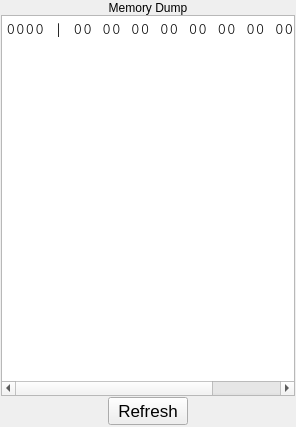
The window that memorydumppane.ui (WarlockD/pep8-1) describes before a commit, drawn with Qt 5.
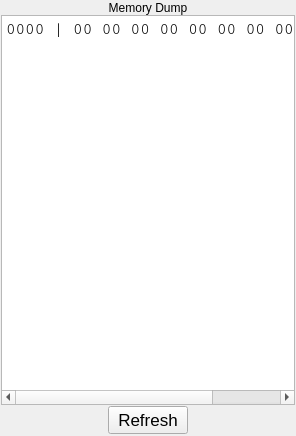
The same window after the commit.

Commit message: Forgot to add a file. Oops.

```diff
--- a/memorydumppane.ui
+++ b/memorydumppane.ui
@@ -7,12 +7,12 @@
     <x>0</x>
     <y>0</y>
     <width>296</width>
-    <height>427</height>
+    <height>436</height>
    </rect>
   </property>
   <property name="sizePolicy">
-   <sizepolicy hsizetype="Preferred" vsizetype="Preferred">
-    <horstretch>0</horstretch>
+   <sizepolicy hsizetype="Maximum" vsizetype="Preferred">
+    <horstretch>50</horstretch>
     <verstretch>0</verstretch>
    </sizepolicy>
   </property>
@@ -125,6 +125,12 @@
      </item>
      <item>
       <widget class="QTextEdit" name="pepMemoryDumpTextEdit">
+       <property name="sizePolicy">
+        <sizepolicy hsizetype="Expanding" vsizetype="Expanding">
+         <horstretch>0</horstretch>
+         <verstretch>0</verstretch>
+        </sizepolicy>
+       </property>
        <property name="font">
         <font>
          <family>Courier</family>
```
The commit also changes 1 other file.
